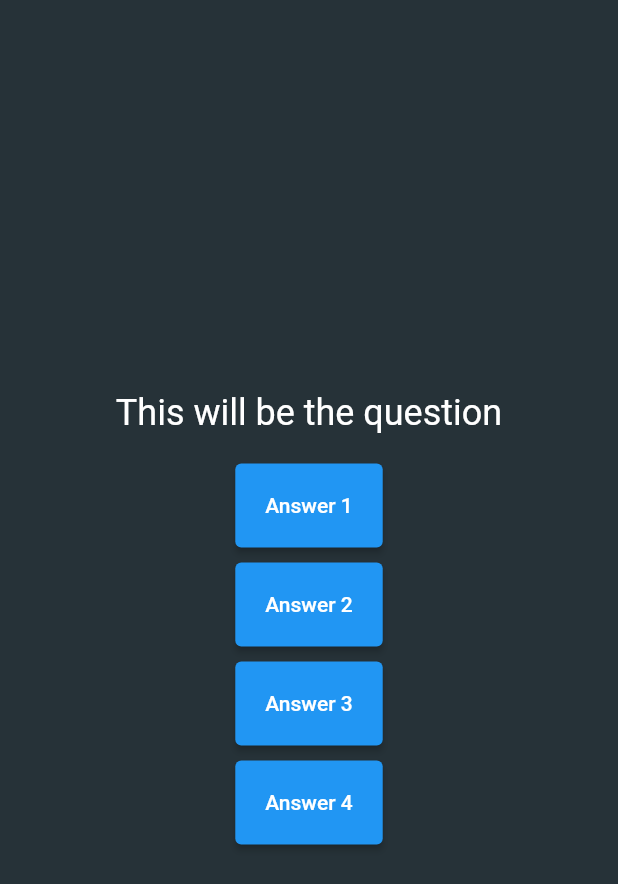
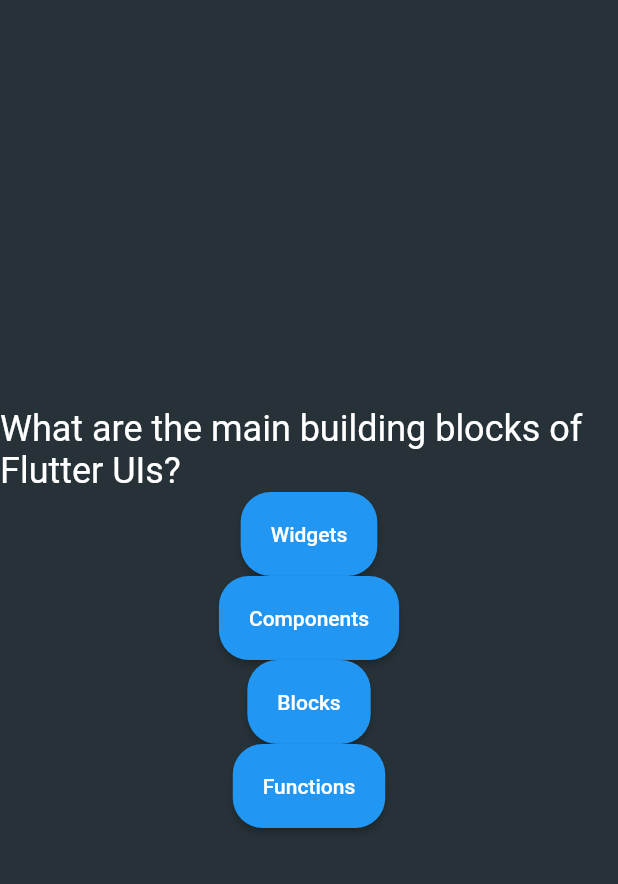
Before and after one commit to vbv-nyk/flutter_application_2, a Flutter app: the screen it shows after launch, after a tap on "Take Quiz", on a phone screen of 412 x 824 dp. Shown: the top 884 px of the screen. Run offline on Flutter 3.47's test engine with Material 2 defaults, Android fonts, the phone set to English and light mode, and no system bars.

Commit message:
Added mapping over the lists to display the components based on the input parameters

```diff
--- a/lib/customButton.dart
+++ b/lib/customButton.dart
@@ -1,4 +1,5 @@
 import 'package:flutter/material.dart';
+import 'package:flutter_application_2/models/quiz_questions.dart';
 
 class CustomButton extends StatelessWidget {
   const CustomButton(this.answerText, {super.key});
@@ -9,7 +10,7 @@ class CustomButton extends StatelessWidget {
     return ElevatedButton(
       style: ElevatedButton.styleFrom(
         padding: const EdgeInsets.all(20),
-        // shape: Border
+        shape: RoundedRectangleBorder(borderRadius: BorderRadius.circular(20))
       ),
       onPressed: () {},
       child: Text(answerText),
--- a/lib/mcq.dart
+++ b/lib/mcq.dart
@@ -1,5 +1,7 @@
 import 'package:flutter/material.dart';
 import 'package:flutter_application_2/customButton.dart';
+import 'package:flutter_application_2/models/quiz_question.dart';
+import 'package:flutter_application_2/models/quiz_questions.dart';
 
 class MCQ extends StatefulWidget {
   const MCQ({super.key});
@@ -9,36 +11,24 @@ class MCQ extends StatefulWidget {
 }
 
 class _MCQState extends State<MCQ> {
+
+  List<QuizQuestion> finalQuestions = questions;
   @override
   Widget build(BuildContext context) {
-    return const SizedBox(
+    return SizedBox(
       width: double.infinity,
       child: Column(
         mainAxisAlignment: MainAxisAlignment.center,
         children: [
-          Text(
-            "This will be the question",
-            style: TextStyle(
+           Text(
+            finalQuestions[0].question,
+            style: const TextStyle(
               fontSize: 24,
               color: Colors.white,
             ),
           ),
-          SizedBox(
-            height: 20,
-          ),
-          CustomButton("Answer 1"),
-          SizedBox(
-            height: 10,
-          ),
-          CustomButton("Answer 2"),
-          SizedBox(
-            height: 10,
-          ),
-          CustomButton("Answer 3"),
-          SizedBox(
-            height: 10,
-          ),
-          CustomButton("Answer 4"),
+          ...finalQuestions[0].answers.map((answer) =>
+          CustomButton(answer))
         ],
       ),
     );
```
